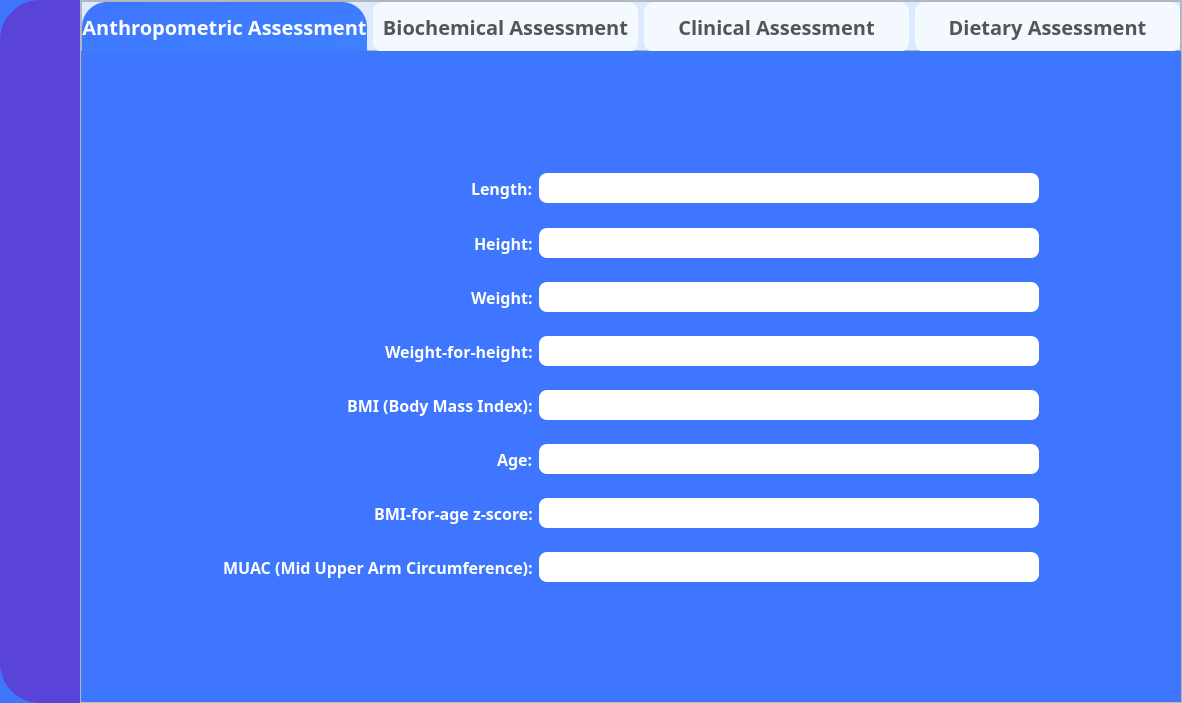
Qt form ui/Anthropometric_Assessment.ui (ghostmander/Healthcare-Project) before a commit.
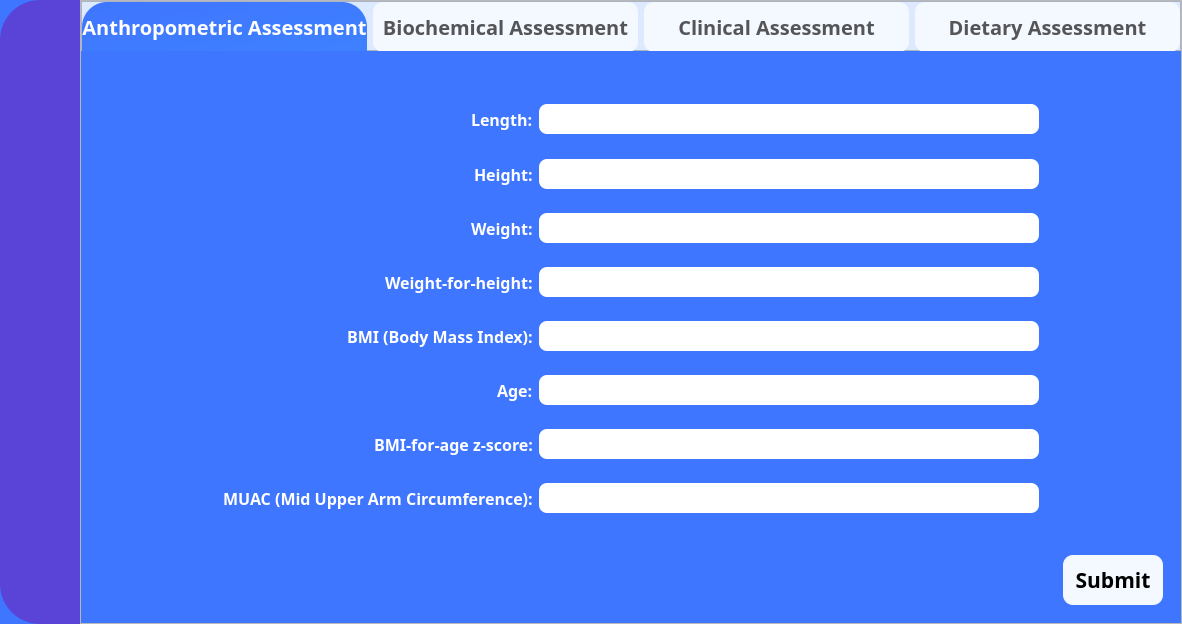
The same form after that commit. Icons and pictures are not drawn.

```diff
--- a/ui/Anthropometric_Assessment.ui
+++ b/ui/Anthropometric_Assessment.ui
@@ -6,8 +6,8 @@
    <rect>
     <x>0</x>
     <y>0</y>
-    <width>1159</width>
-    <height>703</height>
+    <width>1151</width>
+    <height>624</height>
    </rect>
   </property>
   <property name="windowTitle">
@@ -973,6 +973,50 @@
             <property name="frameShadow">
              <enum>QFrame::Raised</enum>
             </property>
+            <layout class="QVBoxLayout" name="verticalLayout_5">
+             <item alignment="Qt::AlignRight">
+              <widget class="QPushButton" name="pushButton_10">
+               <property name="minimumSize">
+                <size>
+                 <width>100</width>
+                 <height>50</height>
+                </size>
+               </property>
+               <property name="maximumSize">
+                <size>
+                 <width>16777215</width>
+                 <height>16777215</height>
+                </size>
+               </property>
+               <property name="font">
+                <font>
+                 <family>Bahnschrift Condensed</family>
+                 <pointsize>16</pointsize>
+                 <bold>true</bold>
+                </font>
+               </property>
+               <property name="styleSheet">
+                <string notr="true">QPushButton{
+background-color: rgb(244, 249, 255);
+border-radius:10px;
+}
+
+QPushButton:hover{
+	background-color: rgb(90, 68, 215);
+	color: rgb(255, 255, 255);
+}
+
+QPushButton:pressed{
+	background-color: rgb(48, 37, 118);
+	color:rgb(255,255,255)
+}</string>
+               </property>
+               <property name="text">
+                <string>  Submit  </string>
+               </property>
+              </widget>
+             </item>
+            </layout>
            </widget>
           </item>
          </layout>
```
